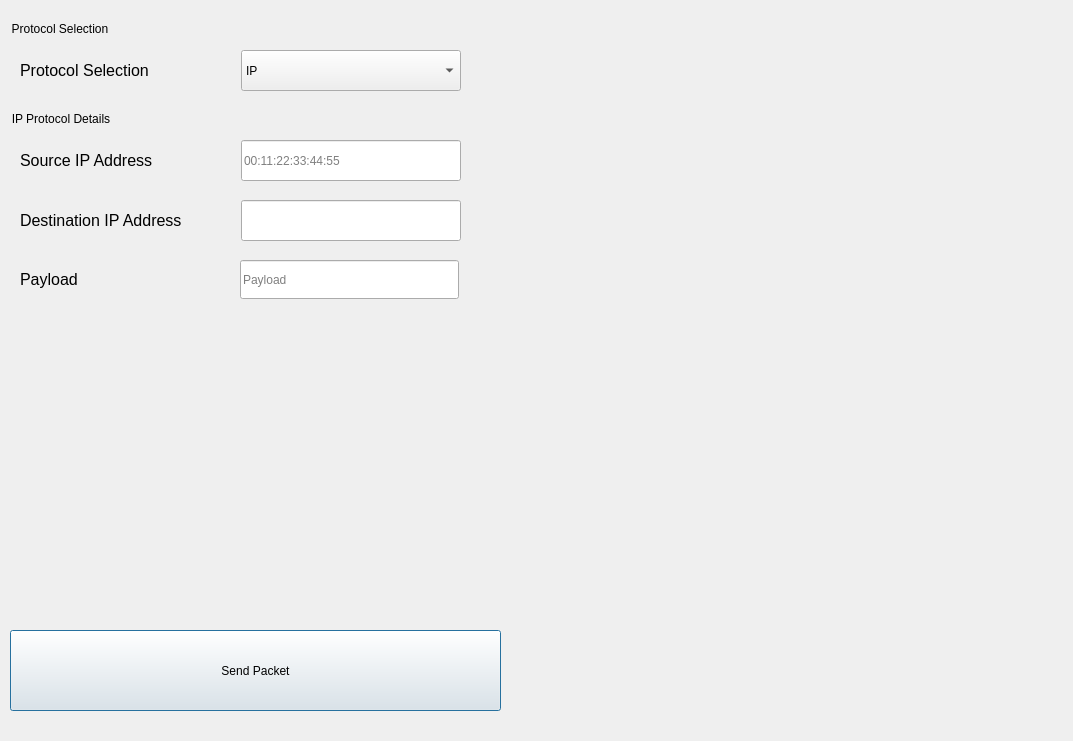
Old version of the form app/ui/welcomescreen.ui in the repository MichaelHeinzman/Automatic-NPG-Interface.
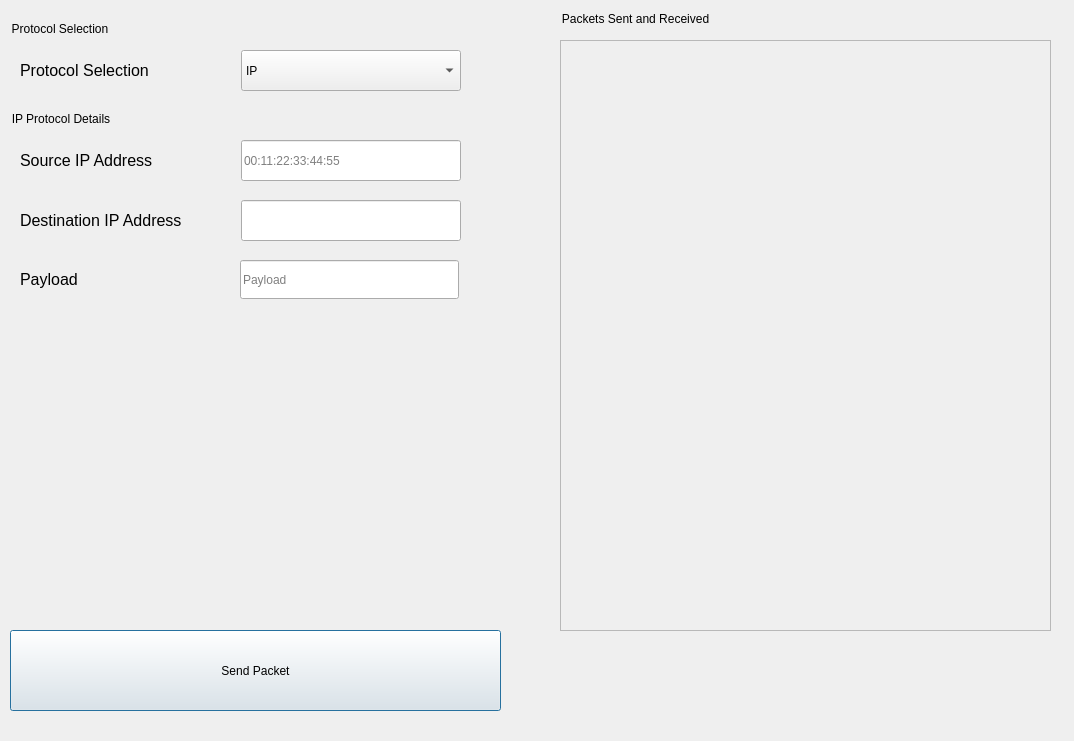
New version of the form.

Commit message: Added packet reading and display. Not finished.

Diff of the .ui file:
```diff
--- a/app/ui/welcomescreen.ui
+++ b/app/ui/welcomescreen.ui
@@ -6,7 +6,7 @@
    <rect>
     <x>0</x>
     <y>0</y>
-    <width>1073</width>
+    <width>1074</width>
     <height>741</height>
    </rect>
   </property>
@@ -615,6 +615,72 @@
      <string>Send Packet</string>
     </property>
    </widget>
+   <widget class="QStackedWidget" name="PacketResults">
+    <property name="geometry">
+     <rect>
+      <x>570</x>
+      <y>10</y>
+      <width>491</width>
+      <height>701</height>
+     </rect>
+    </property>
+    <property name="currentIndex">
+     <number>0</number>
+    </property>
+    <widget class="QWidget" name="packet_results_page_1">
+     <widget class="QGroupBox" name="packets_sent_container">
+      <property name="geometry">
+       <rect>
+        <x>0</x>
+        <y>0</y>
+        <width>491</width>
+        <height>621</height>
+       </rect>
+      </property>
+      <property name="title">
+       <string>Packets Sent and Received</string>
+      </property>
+      <widget class="QScrollArea" name="scrollArea">
+       <property name="geometry">
+        <rect>
+         <x>0</x>
+         <y>30</y>
+         <width>491</width>
+         <height>591</height>
+        </rect>
+       </property>
+       <property name="widgetResizable">
+        <bool>true</bool>
+       </property>
+       <widget class="QWidget" name="scrollAreaWidgetContents">
+        <property name="geometry">
+         <rect>
+          <x>0</x>
+          <y>0</y>
+          <width>489</width>
+          <height>589</height>
+         </rect>
+        </property>
+        <widget class="QWidget" name="verticalLayoutWidget">
+         <property name="geometry">
+          <rect>
+           <x>-1</x>
+           <y>-1</y>
+           <width>491</width>
+           <height>591</height>
+          </rect>
+         </property>
+         <layout class="QVBoxLayout" name="packets_list">
+          <property name="sizeConstraint">
+           <enum>QLayout::SetMinAndMaxSize</enum>
+          </property>
+         </layout>
+        </widget>
+       </widget>
+      </widget>
+     </widget>
+    </widget>
+   </widget>
   </widget>
  </widget>
  <resources/>
```
The commit also changes 8 other files.
